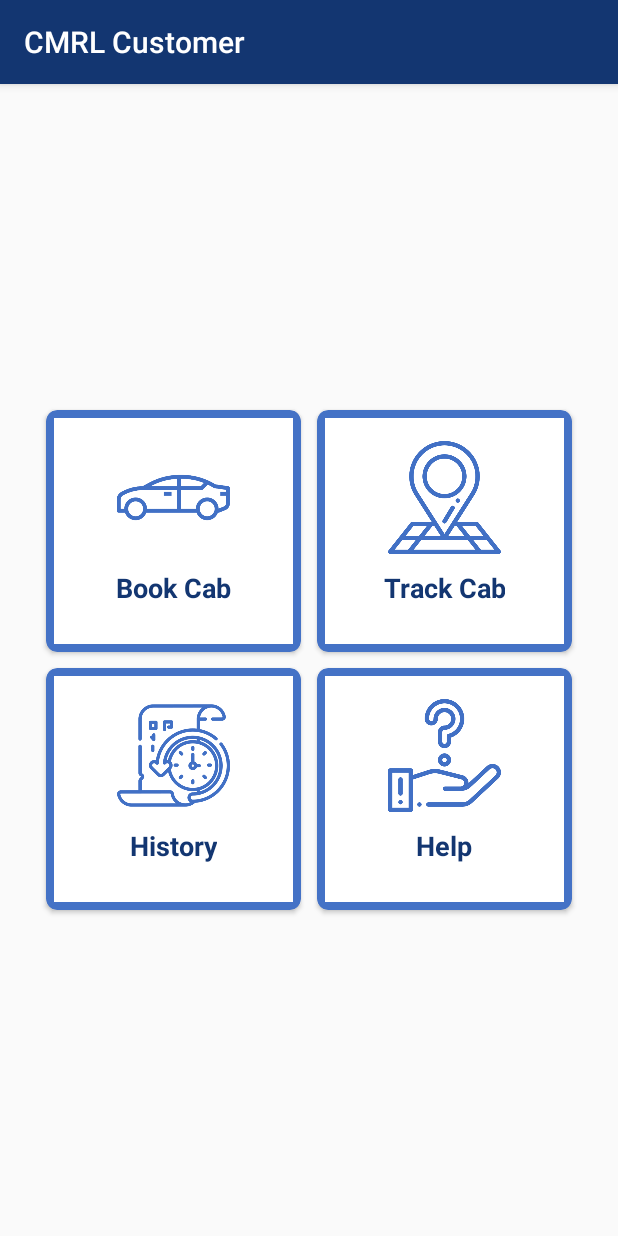
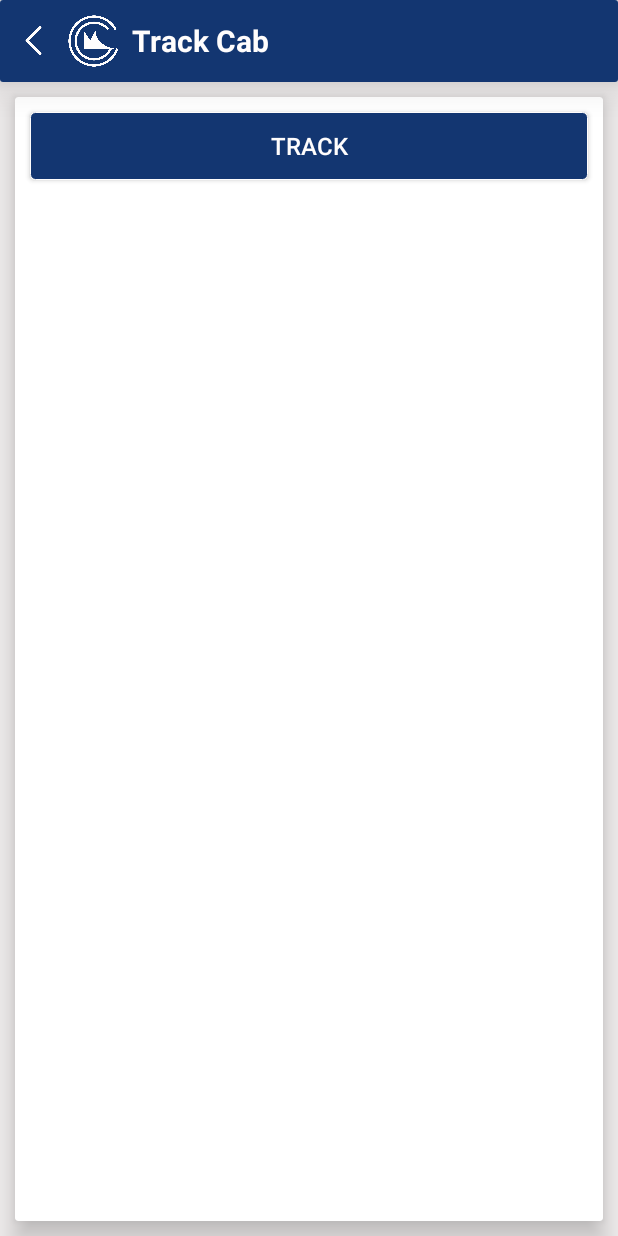
Before and after one commit to KathirvelAngler/CMRL, an Android app: the screen it shows after launch (HomeActivity before the commit, TrackCabActivity after it), after a tap on "Track Cab", on a phone screen of 412 x 824 dp. Run offline under Robolectric (Android 15) with nearby library versions, the light colour scheme and no system bars.

Commit message:
Track Cab - Google map integration

```diff
--- a/app/build.gradle
+++ b/app/build.gradle
@@ -25,6 +25,7 @@ android {
             shrinkResources true
 
             buildConfigField "String", "API_URL", '"http://192.168.0.11:8080"'
+            resValue "string", "MAP_KEY", "AIzaSyD809SXzKBHE2dVmAaxW6uelc-p-N8V6po"
 
             proguardFiles getDefaultProguardFile('proguard-android-optimize.txt'), 'proguard-rules.pro'
         }
@@ -46,8 +47,10 @@ dependencies {
     // Widget
     implementation 'lib.kingja.switchbutton:switchbutton:1.1.8'
     implementation 'com.github.ajithvgiri:search-dialog:v1.1'
+    implementation 'com.nostra13.universalimageloader:universal-image-loader:1.9.5'
 
-    implementation 'com.nostra13.universalimageloader:universal-image-loader:1.9.5'
+    // Google
+    implementation 'com.google.android.gms:play-services:12.0.1'
 
     testImplementation 'junit:junit:4.12'
     androidTestImplementation 'com.android.support.test:runner:1.0.2'
--- a/app/src/main/java/com/cmrl/customer/activity/dashboard/HomeFragment.java
+++ b/app/src/main/java/com/cmrl/customer/activity/dashboard/HomeFragment.java
@@ -17,6 +17,7 @@ import android.view.ViewGroup;
 
 import com.cmrl.customer.R;
 import com.cmrl.customer.activity.book.BookCabActivity;
+import com.cmrl.customer.activity.track.TrackCabActivity;
 import com.cmrl.customer.base.BaseFragment;
 
 import java.util.ArrayList;
@@ -97,12 +98,15 @@ public class HomeFragment extends BaseFragment implements HomeAdapter.Callback {
             case 0:
                 startActivity(new Intent(mContext, BookCabActivity.class));
                 break;
+            case 1:
+                startActivity(new Intent(mContext, TrackCabActivity.class));
+                break;
         }
     }
 
-    public class Home {
-        public String name = "";
-        public Drawable icon;
+    class Home {
+        String name = "";
+        Drawable icon;
     }
 
 }
--- /dev/null
+++ b/app/src/main/java/com/cmrl/customer/activity/track/TrackCabActivity.java
@@ -0,0 +1,73 @@
+package com.cmrl.customer.activity.track;
+
+import android.content.Context;
+import android.content.Intent;
+import android.os.Bundle;
+import android.view.View;
+import android.widget.Button;
+import android.widget.ImageView;
+import android.widget.TextView;
+
+import com.cmrl.customer.R;
+import com.cmrl.customer.base.BaseActivity;
+
+/**
+ * Created by Mathan on 23-07-2019.
+ */
+
+public class TrackCabActivity extends BaseActivity implements View.OnClickListener {
+
+    ImageView mBack;
+    Context mContext;
+    View mView;
+    Button mTrack;
+
+    @Override
+    protected void onCreate(Bundle savedInstanceState) {
+        super.onCreate(savedInstanceState);
+        setContentView(R.layout.activity_track_cab);
+
+        mView = getWindow().getDecorView().getRootView();
+        mContext = this;
+        mBack = findViewById(R.id.header_app_back);
+        mTrack = findViewById(R.id.activity_track_cab);
+
+        clickListener();
+    }
+
+    @Override
+    protected void onResume() {
+        super.onResume();
+        initHeader();
+    }
+
+    @Override
+    public boolean initBundle() {
+        return false;
+    }
+
+    @Override
+    public boolean initHeader() {
+        ((TextView) findViewById(R.id.header_app_header)).setText(getString(R.string.track_cab));
+        return false;
+    }
+
+    @Override
+    public boolean clickListener() {
+        mBack.setOnClickListener(this);
+        mTrack.setOnClickListener(this);
+        return true;
+    }
+
+    @Override
+    public void onClick(View v) {
+        switch (v.getId()) {
+            case R.id.header_app_back:
+                onBackPressed();
+                break;
+            case R.id.activity_track_cab:
+                startActivity(new Intent(mContext, TrackMapActivity.class));
+                break;
+        }
+    }
+}
--- /dev/null
+++ b/app/src/main/res/layout/activity_track_cab.xml
@@ -0,0 +1,36 @@
+<?xml version="1.0" encoding="utf-8"?>
+<LinearLayout xmlns:android="http://schemas.android.com/apk/res/android"
+    xmlns:app="http://schemas.android.com/apk/res-auto"
+    xmlns:tools="http://schemas.android.com/tools"
+    android:layout_width="match_parent"
+    android:layout_height="match_parent"
+    android:background="@color/app_light_gray"
+    android:orientation="vertical"
+    tools:context=".activity.book.BookCabActivity">
+
+    <include layout="@layout/app_header" />
+
+    <android.support.v7.widget.CardView
+        android:layout_width="match_parent"
+        android:layout_height="match_parent"
+        android:layout_margin="10dp"
+        app:cardElevation="10dp">
+
+        <LinearLayout
+            android:layout_width="match_parent"
+            android:layout_height="match_parent"
+            android:orientation="vertical">
+
+            <Button
+                android:id="@+id/activity_track_cab"
+                style="@style/SubmitButton"
+                android:layout_gravity="center"
+                android:gravity="center"
+                android:text="@string/track" />
+
+        </LinearLayout>
+
+    </android.support.v7.widget.CardView>
+
+
+</LinearLayout>
--- a/app/src/main/res/values/strings.xml
+++ b/app/src/main/res/values/strings.xml
@@ -1,6 +1,7 @@
 <resources>
     <string name="app_name">CMRL Customer</string>
     <string name="book_cab">Book Cab</string>
+    <string name="track_cab">Track Cab</string>
     <string name="your_rides">Your Rides</string>
     <string name="trip_details">Trip Details</string>
     <string name="book_confirm">Booking Confirmation</string>
@@ -24,4 +25,5 @@
     <string name="time">Time</string>
     <string name="no_data_found">No Data Found!</string>
     <string name="available_routes">Available Routes</string>
+    <string name="track">Track</string>
 </resources>
--- a/build.gradle
+++ b/build.gradle
@@ -8,7 +8,7 @@ buildscript {
 
     }
     dependencies {
-        classpath 'com.android.tools.build:gradle:3.4.1'
+        classpath 'com.android.tools.build:gradle:3.4.2'
         classpath "org.jetbrains.kotlin:kotlin-gradle-plugin:$kotlin_version"
 
         // NOTE: Do not place your application dependencies here; they belong
```
Also changed, not shown: app/src/main/AndroidManifest.xml (+22 -1 lines), app/src/main/java/com/cmrl/customer/activity/track/TrackMapActivity.java (added, +220 -0 lines), app/src/main/res/layout/activity_track_cab_map.xml (added, +18 -0 lines).
